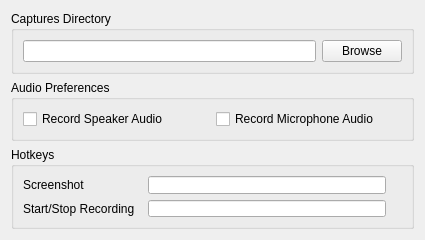
This is src/gui/main_window/buttons/settings_button/settings_window/SettingsWindow.ui in ephell/ClipIt-Screen-Capture-App as Qt 5 draws it before an edit. The edited form follows.
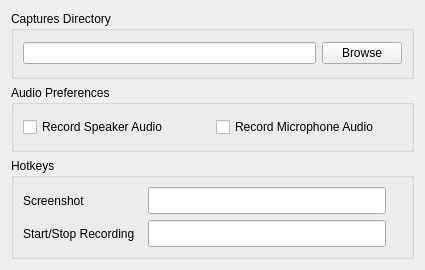
This is the edited form. Custom widgets are drawn as their Qt base class.

Commit message: Increase height of whole window and line edits

The edit to the form file:
```diff
--- a/src/gui/main_window/buttons/settings_button/settings_window/SettingsWindow.ui
+++ b/src/gui/main_window/buttons/settings_button/settings_window/SettingsWindow.ui
@@ -7,19 +7,19 @@
     <x>0</x>
     <y>0</y>
     <width>425</width>
-    <height>240</height>
+    <height>270</height>
    </rect>
   </property>
   <property name="minimumSize">
    <size>
     <width>425</width>
-    <height>240</height>
+    <height>270</height>
    </size>
   </property>
   <property name="maximumSize">
    <size>
     <width>425</width>
-    <height>240</height>
+    <height>270</height>
    </size>
   </property>
   <property name="windowTitle">
@@ -107,10 +107,35 @@
         <item>
          <layout class="QVBoxLayout" name="verticalLayout_3">
           <item>
-           <widget class="ScreenshotLineEdit" name="screenshot_line_edit"/>
+           <widget class="ScreenshotLineEdit" name="screenshot_line_edit">
+            <property name="minimumSize">
+             <size>
+              <width>0</width>
+              <height>27</height>
+             </size>
+            </property>
+            <property name="maximumSize">
+             <size>
+              <width>16777215</width>
+              <height>27</height>
+             </size>
+            </property>
+           </widget>
           </item>
           <item>
            <widget class="StartStopRecordingLineEdit" name="start_stop_recording_line_edit">
+            <property name="minimumSize">
+             <size>
+              <width>0</width>
+              <height>27</height>
+             </size>
+            </property>
+            <property name="maximumSize">
+             <size>
+              <width>16777215</width>
+              <height>27</height>
+             </size>
+            </property>
             <property name="readOnly">
              <bool>true</bool>
             </property>
```
The commit also changes 1 other file.
